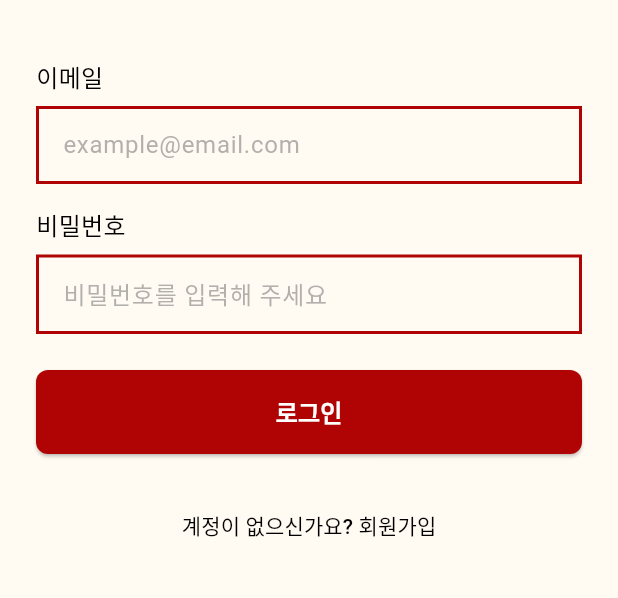
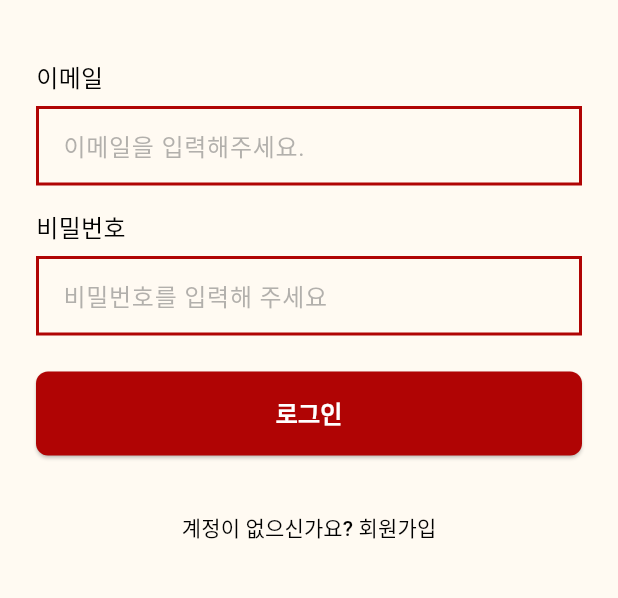
Before and after one commit to hjy080530/tokyo_diary, a Flutter app: the screen it shows after launch, on a phone screen of 412 x 824 dp, the part 230-828 px from its top. Run offline on Flutter 3.47's test engine with Material 3 defaults, Android fonts, the phone set to English and light mode, and no system bars; our stand-ins replace flutter_dotenv, flutter_local_notifications, flutter_markdown, flutter_native_timezone, shared_preferences, timezone; missing offline and left inert: mongo_dart; Roboto replaces fonts that are missing (NotoSansKR).

Commit message:
chore: 플레이스 홀더 수정

```diff
--- a/lib/screens/login_screen.dart
+++ b/lib/screens/login_screen.dart
@@ -83,7 +83,7 @@ class _LoginScreenState extends State<LoginScreen> {
               CustomInputField(
                 label: '이메일',
                 controller: _emailController,
-                placeholder: 'example@email.com',
+                placeholder: '이메일을 입력해주세요.',
                 keyboardType: TextInputType.emailAddress,
               ),
               const SizedBox(height: 16),
--- a/lib/screens/sign_up_screen.dart
+++ b/lib/screens/sign_up_screen.dart
@@ -112,7 +112,7 @@ class _SignUpScreenState extends State<SignUpScreen> {
                 label: '이메일',
                 controller: _emailController,
                 keyboardType: TextInputType.emailAddress,
-                placeholder: 'example@email.com',
+                placeholder: '이메일을 입력해주세요.',
               ),
               const SizedBox(height: 16),
               CustomInputField(
```
